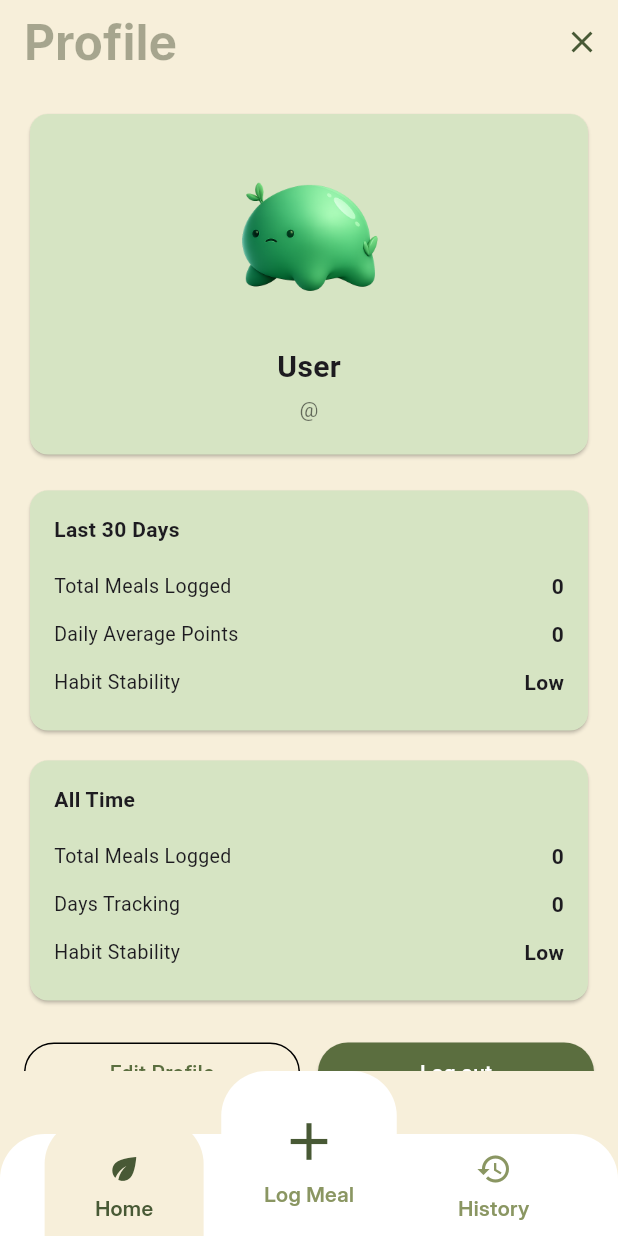
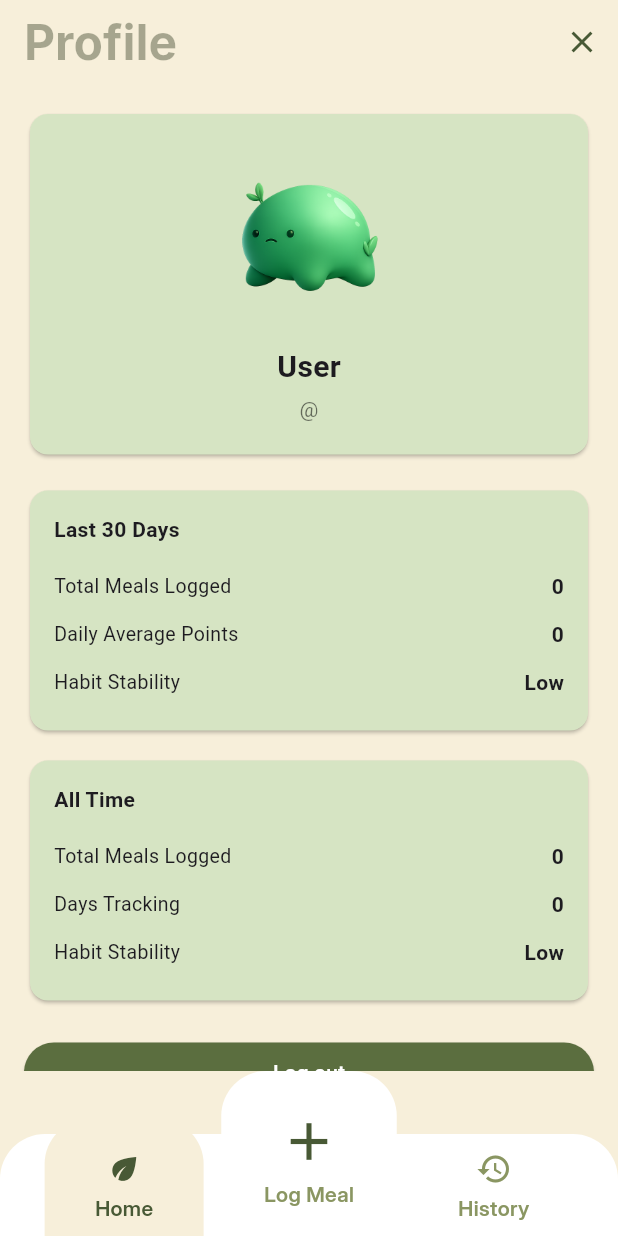
Before and after one commit to Haysansan/MealMirror, a Flutter app: the ProfileScreen screen opened by its route, on a phone screen of 412 x 824 dp. Run offline on Flutter 3.47's test engine with Material 3 defaults, Android fonts, the phone set to English and light mode, and no system bars; our stand-ins replace drift, go_router, shared_preferences; accounts and stored records are empty.

Commit message:
fix: edit profile 'future work'

```diff
--- a/lib/features/profile/profile_screen.dart
+++ b/lib/features/profile/profile_screen.dart
@@ -188,16 +188,8 @@ class ProfileScreen extends StatelessWidget {
 
                 const SizedBox(height: 20),
 
-                Row(
-                  children: [
-                    Expanded(
-                      child: OutlinedButton(
-                        onPressed: () {},
-                        child: const Text('Edit Profile'),
-                      ),
-                    ),
-                    const SizedBox(width: 12),
-                    Expanded(
+                SizedBox(
+                  width: double.infinity,
                   child: ElevatedButton(
                     style: ElevatedButton.styleFrom(
                       backgroundColor: AppColors.primary,
@@ -206,8 +198,6 @@ class ProfileScreen extends StatelessWidget {
                     onPressed: () => _handleLogout(context),
                     child: const Text('Log out'),
                   ),
-                    ),
-                  ],
                 ),
               ],
             ),
```
Lines whose indentation alone changed are shown as unchanged.
